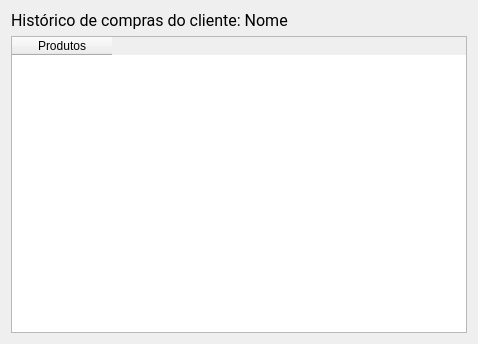
PedroGregori/Projeto_Integrador--SENAC_BA-2022, file view/history_window.ui: the form before one commit.
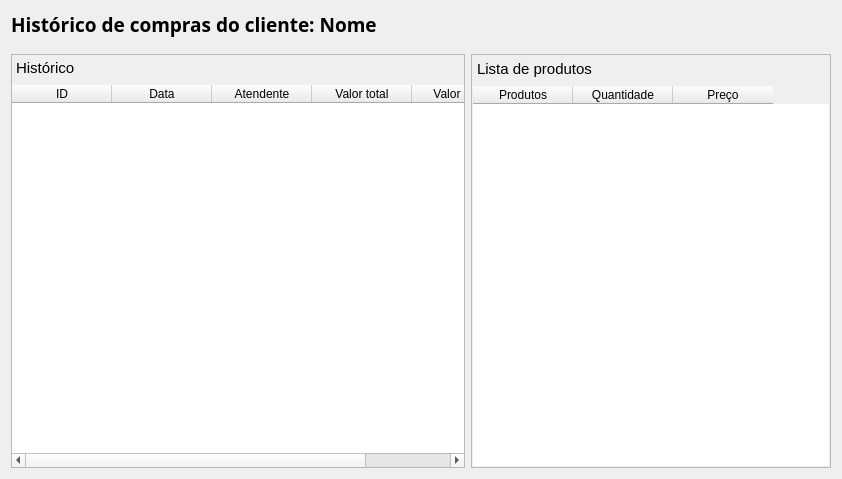
The form after the commit. Icons and pictures are not drawn.

Diff of the .ui file:
```diff
--- a/view/history_window.ui
+++ b/view/history_window.ui
@@ -6,35 +6,272 @@
    <rect>
     <x>0</x>
     <y>0</y>
-    <width>478</width>
-    <height>344</height>
+    <width>842</width>
+    <height>479</height>
    </rect>
   </property>
   <property name="windowTitle">
    <string>Form</string>
   </property>
-  <layout class="QVBoxLayout" name="verticalLayout">
+  <property name="windowIcon">
+   <iconset>
+    <normaloff>../assets/icons/history_FILL0_wght400_GRAD0_opsz48.png</normaloff>../assets/icons/history_FILL0_wght400_GRAD0_opsz48.png</iconset>
+  </property>
+  <layout class="QVBoxLayout" name="verticalLayout_3">
    <item>
     <widget class="QLabel" name="label">
      <property name="font">
       <font>
-       <family>Roboto</family>
-       <pointsize>12</pointsize>
+       <family>Segoe UI Semibold</family>
+       <pointsize>14</pointsize>
+       <weight>75</weight>
+       <bold>true</bold>
       </font>
      </property>
+     <property name="frameShape">
+      <enum>QFrame::NoFrame</enum>
+     </property>
+     <property name="lineWidth">
+      <number>0</number>
+     </property>
      <property name="text">
       <string>Histórico de compras do cliente: Nome</string>
      </property>
     </widget>
    </item>
    <item>
-    <widget class="QTableWidget" name="tableWidget">
-     <column>
-      <property name="text">
-       <string>Produtos</string>
-      </property>
-     </column>
-    </widget>
+    <spacer name="verticalSpacer">
+     <property name="orientation">
+      <enum>Qt::Vertical</enum>
+     </property>
+     <property name="sizeType">
+      <enum>QSizePolicy::Preferred</enum>
+     </property>
+     <property name="sizeHint" stdset="0">
+      <size>
+       <width>20</width>
+       <height>10</height>
+      </size>
+     </property>
+    </spacer>
+   </item>
+   <item>
+    <layout class="QHBoxLayout" name="horizontalLayout">
+     <property name="spacing">
+      <number>6</number>
+     </property>
+     <item>
+      <widget class="QFrame" name="frame_saleHistory">
+       <property name="frameShape">
+        <enum>QFrame::StyledPanel</enum>
+       </property>
+       <layout class="QVBoxLayout" name="verticalLayout">
+        <property name="leftMargin">
+         <number>0</number>
+        </property>
+        <property name="topMargin">
+         <number>0</number>
+        </property>
+        <property name="rightMargin">
+         <number>0</number>
+        </property>
+        <property name="bottomMargin">
+         <number>0</number>
+        </property>
+        <item>
+         <widget class="QFrame" name="frame">
+          <property name="frameShape">
+           <enum>QFrame::NoFrame</enum>
+          </property>
+          <property name="frameShadow">
+           <enum>QFrame::Raised</enum>
+          </property>
+          <layout class="QVBoxLayout" name="verticalLayout_4">
+           <property name="leftMargin">
+            <number>4</number>
+           </property>
+           <property name="topMargin">
+            <number>4</number>
+           </property>
+           <property name="rightMargin">
+            <number>4</number>
+           </property>
+           <property name="bottomMargin">
+            <number>2</number>
+           </property>
+           <item>
+            <widget class="QLabel" name="label_2">
+             <property name="font">
+              <font>
+               <pointsize>11</pointsize>
+               <weight>50</weight>
+               <bold>false</bold>
+              </font>
+             </property>
+             <property name="text">
+              <string>Histórico</string>
+             </property>
+             <property name="margin">
+              <number>0</number>
+             </property>
+             <property name="indent">
+              <number>-1</number>
+             </property>
+            </widget>
+           </item>
+          </layout>
+         </widget>
+        </item>
+        <item>
+         <widget class="QTableWidget" name="table">
+          <property name="minimumSize">
+           <size>
+            <width>0</width>
+            <height>0</height>
+           </size>
+          </property>
+          <property name="frameShape">
+           <enum>QFrame::NoFrame</enum>
+          </property>
+          <column>
+           <property name="text">
+            <string>ID</string>
+           </property>
+          </column>
+          <column>
+           <property name="text">
+            <string>Data</string>
+           </property>
+          </column>
+          <column>
+           <property name="text">
+            <string>Atendente</string>
+           </property>
+          </column>
+          <column>
+           <property name="text">
+            <string>Valor total</string>
+           </property>
+          </column>
+          <column>
+           <property name="text">
+            <string>Valor pago</string>
+           </property>
+          </column>
+         </widget>
+        </item>
+       </layout>
+      </widget>
+     </item>
+     <item>
+      <widget class="QFrame" name="frame_productList">
+       <property name="maximumSize">
+        <size>
+         <width>360</width>
+         <height>16777215</height>
+        </size>
+       </property>
+       <property name="frameShape">
+        <enum>QFrame::StyledPanel</enum>
+       </property>
+       <layout class="QVBoxLayout" name="verticalLayout_2">
+        <property name="spacing">
+         <number>6</number>
+        </property>
+        <property name="leftMargin">
+         <number>1</number>
+        </property>
+        <property name="topMargin">
+         <number>1</number>
+        </property>
+        <property name="rightMargin">
+         <number>1</number>
+        </property>
+        <property name="bottomMargin">
+         <number>1</number>
+        </property>
+        <item>
+         <widget class="QFrame" name="frame_2">
+          <property name="frameShape">
+           <enum>QFrame::NoFrame</enum>
+          </property>
+          <property name="frameShadow">
+           <enum>QFrame::Raised</enum>
+          </property>
+          <layout class="QVBoxLayout" name="verticalLayout_5">
+           <property name="leftMargin">
+            <number>4</number>
+           </property>
+           <property name="topMargin">
+            <number>4</number>
+           </property>
+           <property name="rightMargin">
+            <number>4</number>
+           </property>
+           <property name="bottomMargin">
+            <number>2</number>
+           </property>
+           <item>
+            <widget class="QLabel" name="label_3">
+             <property name="font">
+              <font>
+               <pointsize>11</pointsize>
+               <weight>50</weight>
+               <bold>false</bold>
+              </font>
+             </property>
+             <property name="text">
+              <string>Lista de produtos</string>
+             </property>
+             <property name="margin">
+              <number>0</number>
+             </property>
+             <property name="indent">
+              <number>-1</number>
+             </property>
+            </widget>
+           </item>
+          </layout>
+         </widget>
+        </item>
+        <item>
+         <widget class="QTableWidget" name="table2">
+          <property name="minimumSize">
+           <size>
+            <width>0</width>
+            <height>0</height>
+           </size>
+          </property>
+          <property name="maximumSize">
+           <size>
+            <width>360</width>
+            <height>16777215</height>
+           </size>
+          </property>
+          <property name="frameShape">
+           <enum>QFrame::NoFrame</enum>
+          </property>
+          <column>
+           <property name="text">
+            <string>Produtos</string>
+           </property>
+          </column>
+          <column>
+           <property name="text">
+            <string>Quantidade</string>
+           </property>
+          </column>
+          <column>
+           <property name="text">
+            <string>Preço</string>
+           </property>
+          </column>
+         </widget>
+        </item>
+       </layout>
+      </widget>
+     </item>
+    </layout>
    </item>
   </layout>
  </widget>
```
Left out of the diff: 2 changed lines with no effect on the pictures.
